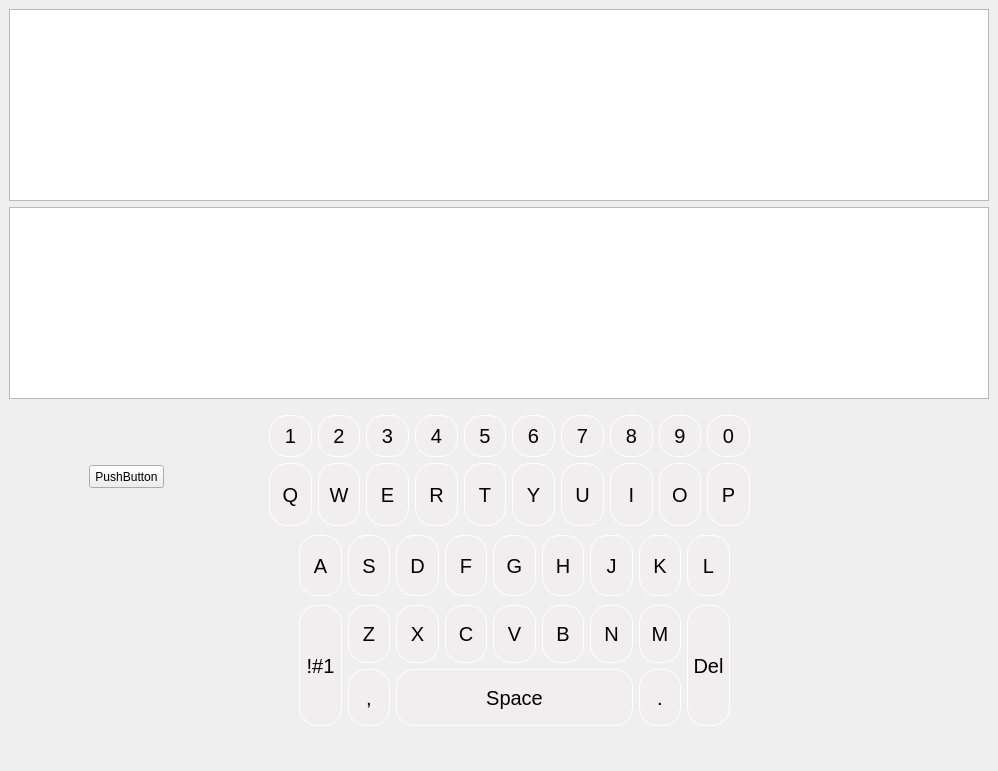
1Sunny1/Morse-Code-Converter-Qt5, file src/mainwindow.ui: the form before one commit.
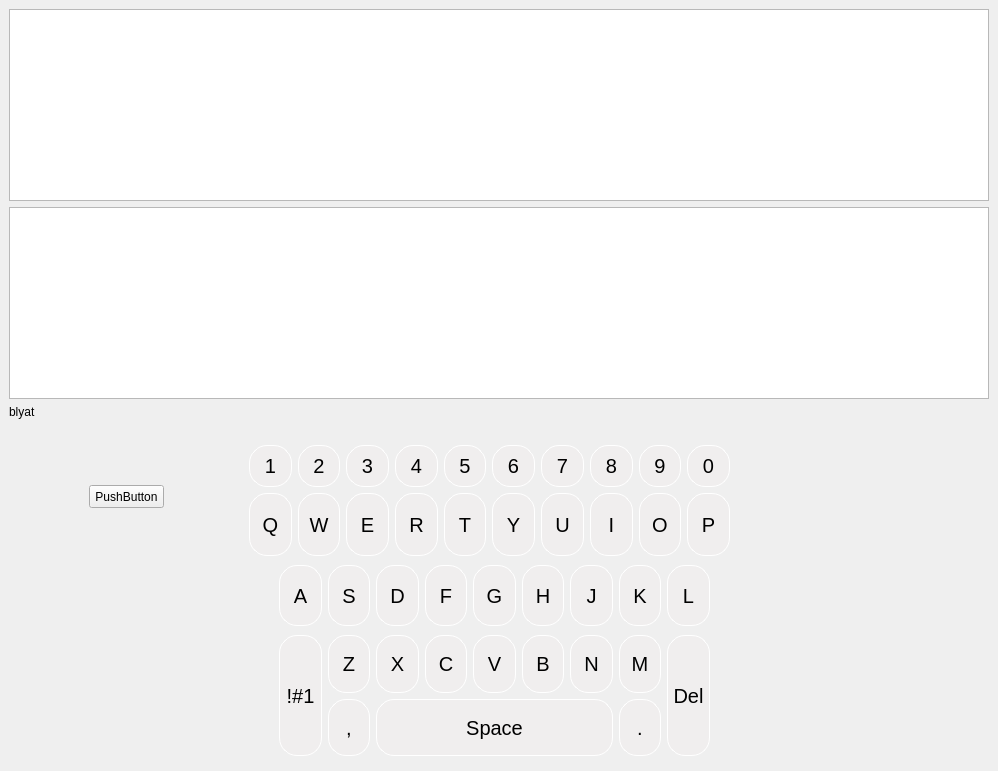
The form after the commit. Custom widgets are drawn as their Qt base class.

Diff of the .ui file:
```diff
--- a/src/mainwindow.ui
+++ b/src/mainwindow.ui
@@ -48,6 +48,13 @@
       </item>
      </layout>
     </item>
+    <item>
+     <widget class="QLabel" name="label">
+      <property name="text">
+       <string>blyat</string>
+      </property>
+     </widget>
+    </item>
     <item>
      <widget class="QStackedWidget" name="stackedWidget">
       <property name="currentIndex">
@@ -57,8 +64,8 @@
        <widget class="QWidget" name="gridLayoutWidget_2">
         <property name="geometry">
          <rect>
-          <x>290</x>
-          <y>130</y>
+          <x>270</x>
+          <y>140</y>
           <width>431</width>
           <height>61</height>
          </rect>
@@ -321,8 +328,8 @@
        <widget class="QWidget" name="gridLayoutWidget">
         <property name="geometry">
          <rect>
-          <x>260</x>
-          <y>10</y>
+          <x>240</x>
+          <y>20</y>
           <width>481</width>
           <height>111</height>
          </rect>
@@ -910,8 +917,8 @@
        <widget class="QWidget" name="gridLayoutWidget_5">
         <property name="geometry">
          <rect>
-          <x>290</x>
-          <y>200</y>
+          <x>270</x>
+          <y>210</y>
           <width>431</width>
           <height>121</height>
          </rect>
```
Left out of the diff: 8 changed lines with no effect on the pictures.
